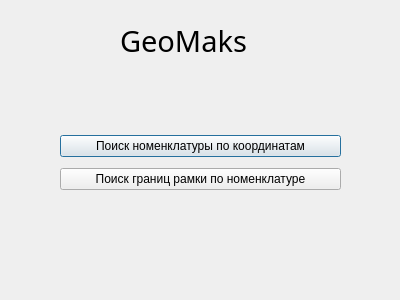
This is Sources/Source Qt code/startmenu.ui in MaksimPrudnikau/MaksimPrudnikau.github.io as Qt 5 draws it before an edit. The edited form follows.
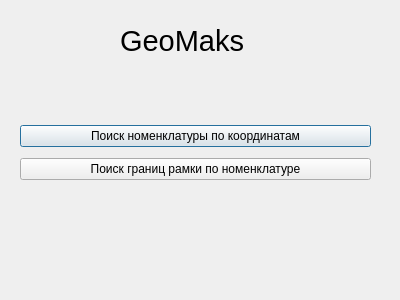
This is the edited form.

Patch:
```diff
--- a/Sources/Source Qt code/startmenu.ui
+++ b/Sources/Source Qt code/startmenu.ui
@@ -24,7 +24,6 @@
    </property>
    <property name="font">
     <font>
-     <family>Sylfaen</family>
      <pointsize>22</pointsize>
     </font>
    </property>
@@ -32,12 +31,12 @@
     <string>GeoMaks</string>
    </property>
   </widget>
-  <widget class="QWidget" name="">
+  <widget class="QWidget" name="layoutWidget">
    <property name="geometry">
     <rect>
-     <x>60</x>
-     <y>130</y>
-     <width>281</width>
+     <x>20</x>
+     <y>120</y>
+     <width>351</width>
      <height>67</height>
     </rect>
    </property>
```
